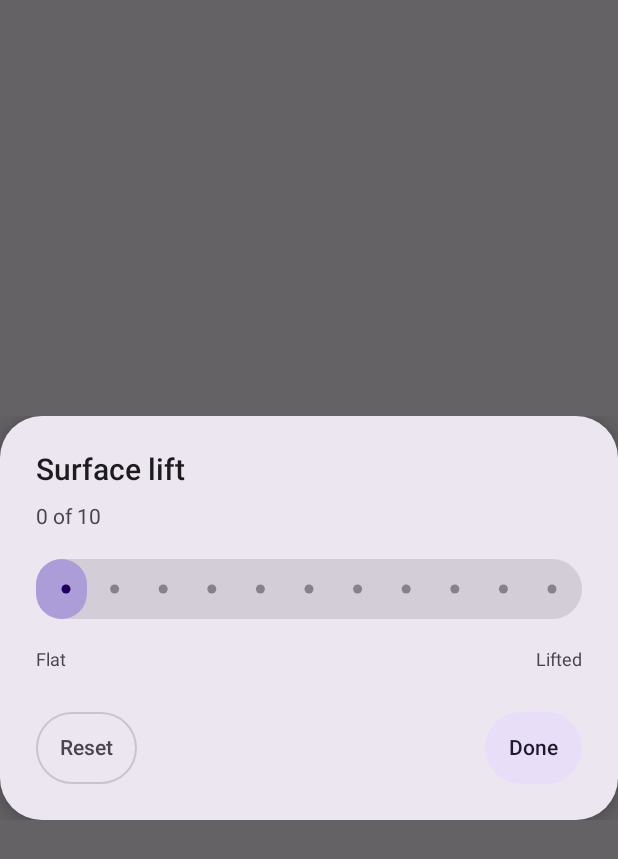
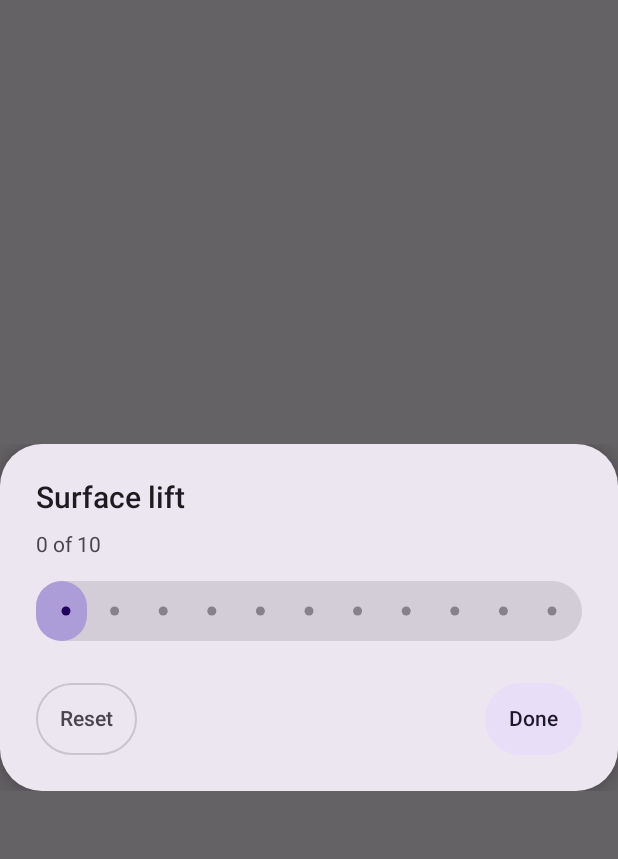
Before and after one commit to Arora-Sir/DualClone, an Android app built with Jetpack Compose: the composable SurfaceLiftDialog called with empty values, on a phone screen of 412 x 824 dp. Shown: the top 859 px of the screen. Run offline under Robolectric (Android 15) with nearby library versions, the light colour scheme and no system bars; 8 statements that could not run were skipped.

Commit message:
feat(ui): simpler surface lift dialog without end labels

```diff
--- a/app/src/main/java/com/mohitarora/dualclone/ui/screen/settings/AppearanceSection.kt
+++ b/app/src/main/java/com/mohitarora/dualclone/ui/screen/settings/AppearanceSection.kt
@@ -156,7 +156,7 @@ fun AppearanceSection(
     }
 }
 
-/** A slider from flat to lifted cards. The recommended position is the Super-Artemis Pure black look. */
+/** Ten step pill from flat to lifted cards. Step 5 is the Super-Artemis Pure black look. */
 @Composable
 private fun SurfaceLiftDialog(lift: Int, onChange: (Int) -> Unit, onDismiss: () -> Unit) {
     DcDialog(
@@ -177,21 +177,8 @@ private fun SurfaceLiftDialog(lift: Int, onChange: (Int) -> Unit, onDismiss: ()
             onValueChange = { onChange(it * 10) },
             description = stringResource(R.string.appearance_lift_title),
             valueText = valueText,
-            modifier = Modifier.padding(vertical = DcSpacing.sm)
+            modifier = Modifier.padding(top = DcSpacing.xs)
         )
-        Row(verticalAlignment = Alignment.CenterVertically) {
-            Text(
-                text = stringResource(R.string.appearance_lift_flat),
-                style = MaterialTheme.typography.bodySmall,
-                color = MaterialTheme.colorScheme.onSurfaceVariant
-            )
-            Spacer(Modifier.weight(1f))
-            Text(
-                text = stringResource(R.string.appearance_lift_lifted),
-                style = MaterialTheme.typography.bodySmall,
-                color = MaterialTheme.colorScheme.onSurfaceVariant
-            )
-        }
     }
 }
 
--- a/app/src/main/res/values/strings.xml
+++ b/app/src/main/res/values/strings.xml
@@ -60,8 +60,6 @@
 <string name="appearance_palette_title_selected">Color palette: %1$s</string>
     <string name="appearance_lift_title">Surface lift</string>
 <string name="appearance_lift_recommended">Recommended</string>
-<string name="appearance_lift_flat">Flat</string>
-<string name="appearance_lift_lifted">Lifted</string>
 <string name="appearance_lift_reset">Reset</string>
 <string name="appearance_lift_step">%1$d of 10</string>
 <string name="appearance_lift_summary">Surface lift: %1$s. Tap to adjust.</string>
```
